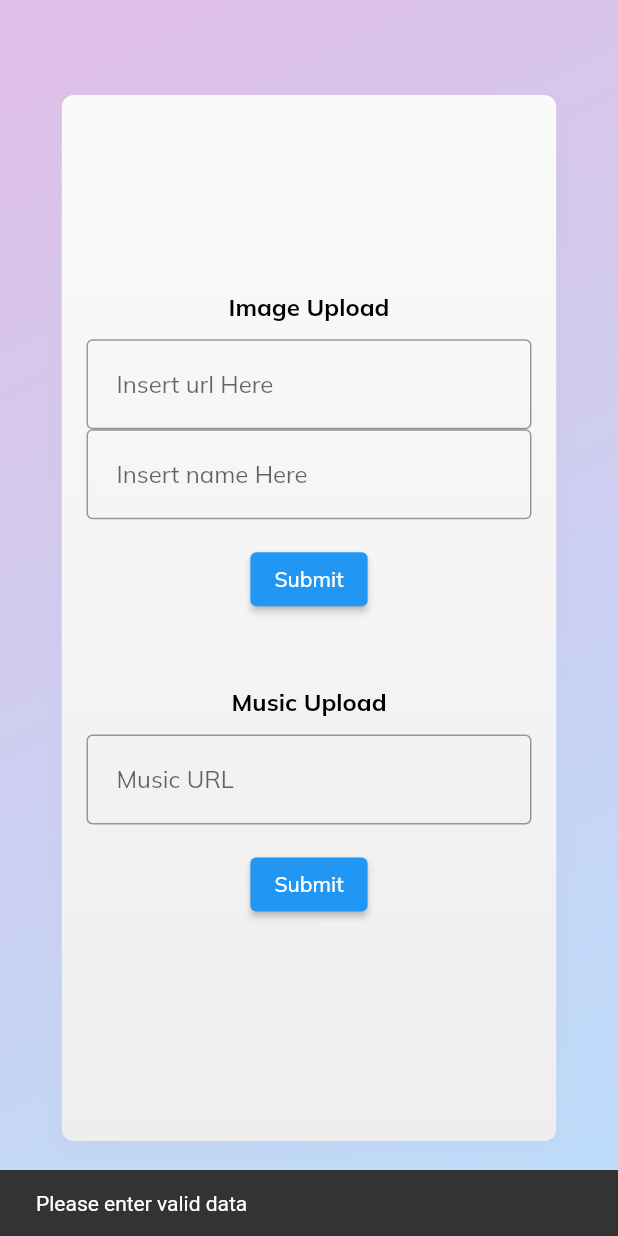
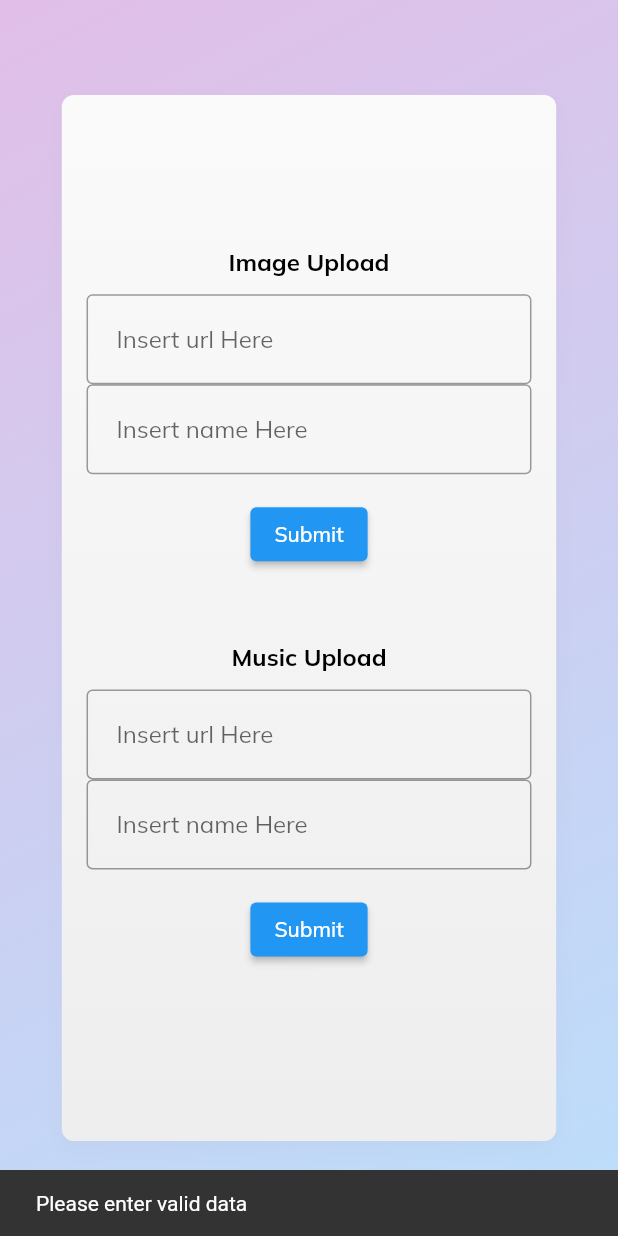
Before and after one commit to ChicoState/sound-space, a Flutter app: the UploadPage screen opened directly, after a tap on "Submit", on a phone screen of 412 x 824 dp. Run offline on Flutter 3.47's test engine with Material 2 defaults, Android fonts, the phone set to English and light mode, and no system bars; our stand-ins replace animated_text_kit, cloud_firestore, firebase_auth, firebase_core, get, google_fonts; accounts and stored records are empty.

Commit message:
linked music upload and trending tab to backend, gave validateUrl() its own file

```diff
--- /dev/null
+++ b/lib/helpers/url_validator.dart
@@ -0,0 +1,12 @@
+//url validator for use in uploads
+bool validateUrl(String? value) {
+  String pattern =
+      r'(^https://[a-zA-z/[.com,.edu,.gov,.org,.net]?]*)'; // NEEDS UPDATING LATER
+  RegExp regExp = new RegExp(pattern);
+  if (value == null || !regExp.hasMatch(value)) {
+    // failed validation
+    return false;
+  }
+  // passed validation
+  return true;
+}
--- a/lib/pages/trending/widgets/music_card.dart
+++ b/lib/pages/trending/widgets/music_card.dart
@@ -51,7 +51,7 @@ class MusicCard extends StatelessWidget {
                   //fetch all 'art-url' documents
                   child: FutureBuilder<QuerySnapshot>(
                       future:
-                          FirebaseFirestore.instance.collection('ART').get(),
+                          FirebaseFirestore.instance.collection('MUSIC').get(),
                       //convert documents into a list
                       builder: (context, snapshot) {
                         if (snapshot.hasData) {
--- a/lib/pages/upload/image_handler.dart
+++ b/lib/pages/upload/image_handler.dart
@@ -1,4 +1,5 @@
 import 'package:flutter/material.dart';
+import 'package:soundspace/helpers/url_validator.dart';
 
 // firebase deps
 import 'package:cloud_firestore/cloud_firestore.dart';
@@ -9,19 +10,6 @@ class ImageHandler extends StatefulWidget {
 
   @override
   _ImageHandlerState createState() => _ImageHandlerState();
-}
-
-//url validator
-bool validateUrl(String? value) {
-  String pattern =
-      r'(^https://[a-zA-z/[.com,.edu,.gov,.org,.net]?]*)'; // NEEDS UPDATING LATER
-  RegExp regExp = new RegExp(pattern);
-  if (value == null || !regExp.hasMatch(value)) {
-    // failed validation
-    return false;
-  }
-  // passed validation
-  return true;
 }
 
 // This widget is tracking its own state
--- a/lib/pages/upload/music_handler.dart
+++ b/lib/pages/upload/music_handler.dart
@@ -1,4 +1,8 @@
 import 'package:flutter/material.dart';
+import 'package:soundspace/helpers/url_validator.dart';
+// firebase deps
+import 'package:cloud_firestore/cloud_firestore.dart';
+import 'package:firebase_auth/firebase_auth.dart';
 
 class MusicForm extends StatefulWidget {
   const MusicForm({Key? key}) : super(key: key);
@@ -8,7 +12,7 @@ class MusicForm extends StatefulWidget {
 }
 
 class _MusicFormState extends State<MusicForm> {
-  // private vars
+  /*// private vars
   final _formKey = GlobalKey<FormState>();
 
   @override
@@ -47,5 +51,93 @@ class _MusicFormState extends State<MusicForm> {
         ],
       ), // Column
     );
+  }*/
+  // instance of our firestore database that should be type safe
+  CollectionReference urls = FirebaseFirestore.instance.collection('MUSIC');
+
+  // contains input of controlled text field
+  final _urlController = TextEditingController();
+  final _nameController = TextEditingController();
+
+  Future<void> addUrl(String url, String name) {
+    // firebase fxn for writing new documents to a collection
+    var user = FirebaseAuth.instance.currentUser;
+    if (user == null) {
+      //this *should* never run because of the if/else in upload.dart
+      print("ERROR: music_handler upload - User should not be null");
+    }
+    return urls
+        // all documents must be added in json format "key : value"
+        .add({'name': name, 'url': url, 'user': user!.email})
+        // .then is for any console output mostly for testing
+        .then((value) => print("Added Music( name: $name , url: $url )"))
+        // catch any possible errors
+        .catchError((e) => print("ADDING MUSIC ERROR: $e"));
+  }
+
+  @override
+  Widget build(BuildContext context) {
+    return Form(
+      child: Column(
+        children: <Widget>[
+          // TextFeild for url
+          TextFormField(
+              controller: _urlController,
+              decoration: const InputDecoration(
+                hintText: 'Insert url Here',
+                border: OutlineInputBorder(),
+                contentPadding: EdgeInsets.all(20.0),
+              ),
+              validator: (val) {
+                //validate url
+                if (validateUrl(val)) {
+                  return null;
+                }
+                return 'Please enter a valid url';
+              }),
+          // TextField for name
+          TextFormField(
+              controller: _nameController, //  field handler
+              decoration: const InputDecoration(
+                hintText: 'Insert name Here',
+                border: OutlineInputBorder(),
+                contentPadding: EdgeInsets.all(20.0),
+              ),
+              validator: (val) {
+                //make sure name is not null
+                if (val != null) {
+                  return null;
+                }
+                return 'Please enter a name';
+              }),
+          Padding(
+            padding: const EdgeInsets.symmetric(vertical: 16.0),
+            child: ElevatedButton(
+              child: const Text('Submit'),
+              onPressed: () {
+                // validates that url is correct before ultimately adding anything to db
+                if (validateUrl(_urlController.text)) {
+                  // passed
+                  String _url =
+                      _urlController.text; // this will act as our collected url
+                  String _name = _nameController.text;
+                  addUrl(_url, _name);
+                  Scaffold.of(context)
+                      .showSnackBar(SnackBar(content: Text('Processing data')));
+                } else {
+                  // failed
+                  // msg for user to change entered data
+                  Scaffold.of(context).showSnackBar(
+                      SnackBar(content: Text('Please enter valid data')));
+                }
+                // clears text fields no matter the case
+                _urlController.clear();
+                _nameController.clear();
+              },
+            ),
+          ),
+        ],
+      ), // Column
+    );
   }
 }
```
